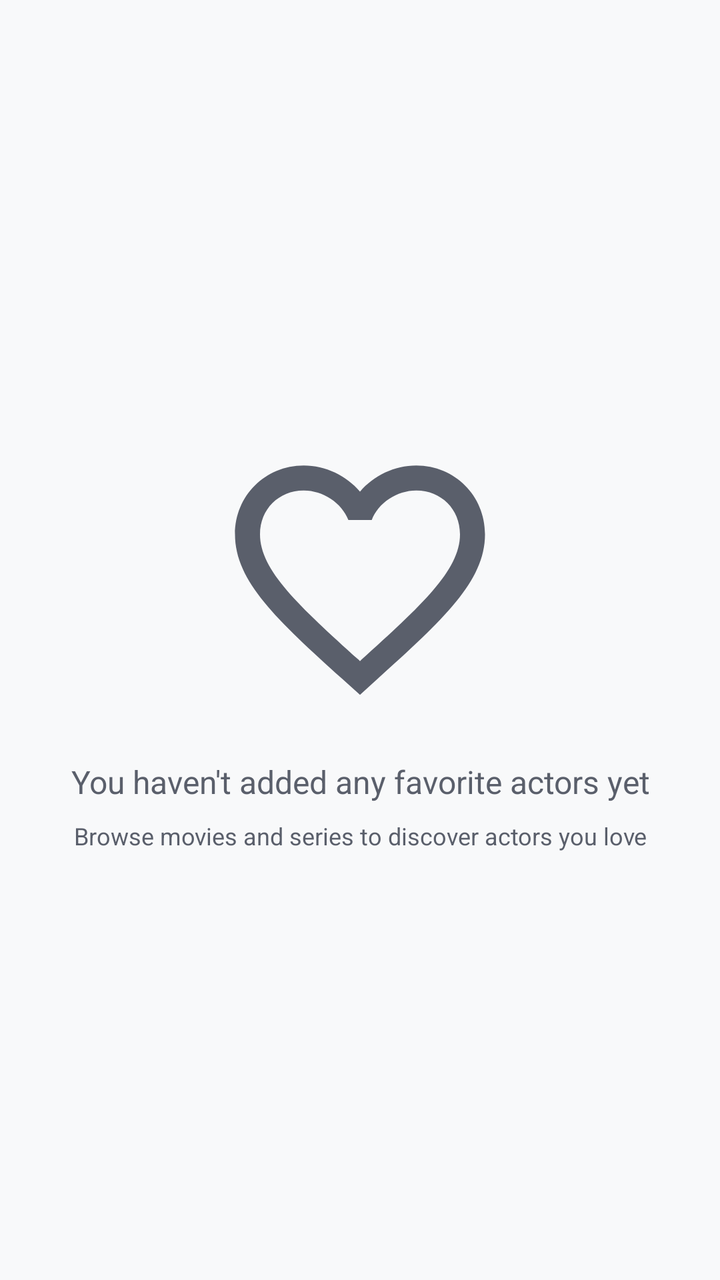
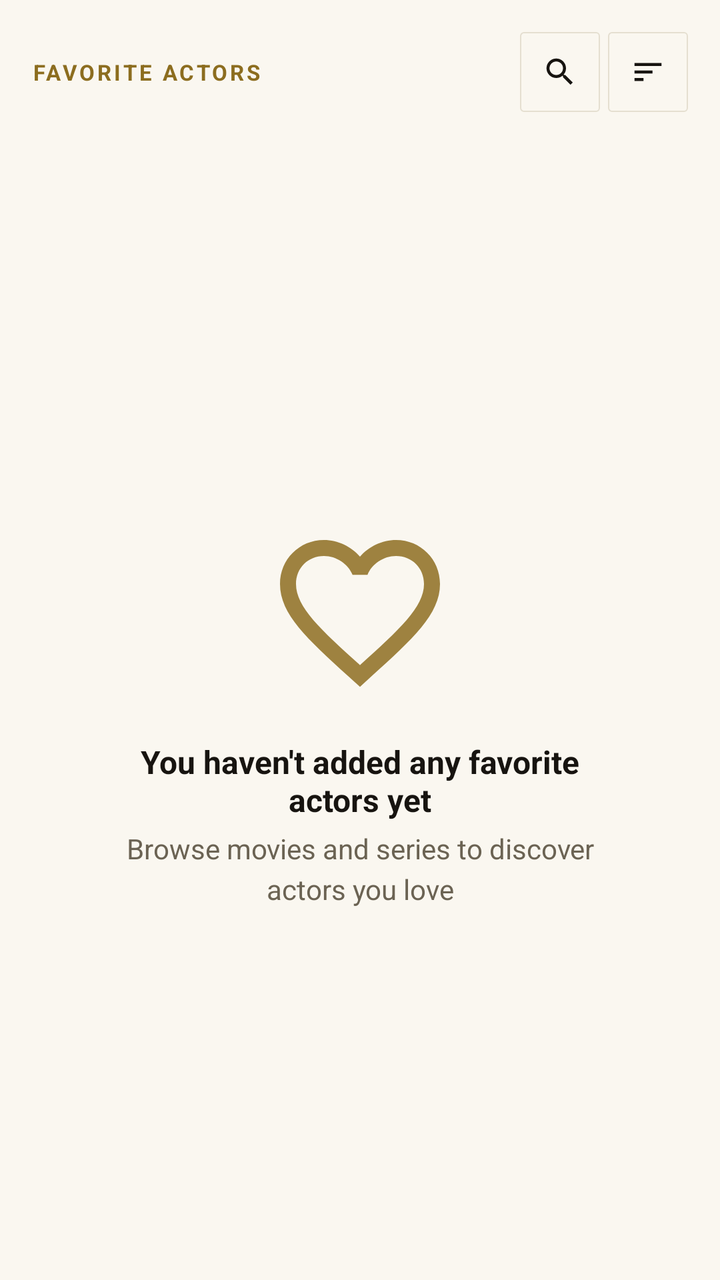

Screens rendered from an Android XML layout before and after an edit, with the pre-edit source and the edit as a unified diff.
<!-- AndroidManifest.xml: application theme Theme.CineXplora -->
<!-- res/layout/fragment_favorite_actors.xml -->
<?xml version="1.0" encoding="utf-8"?>
<LinearLayout xmlns:android="http://schemas.android.com/apk/res/android"
    xmlns:app="http://schemas.android.com/apk/res-auto"
    android:layout_width="match_parent"
    android:layout_height="match_parent"
    android:orientation="vertical"
    android:background="?android:attr/windowBackground"
    android:padding="16dp">

    <androidx.recyclerview.widget.RecyclerView
        android:id="@+id/rvFavoriteActors"
        android:layout_width="match_parent"
        android:layout_height="0dp"
        android:layout_weight="1"
        android:visibility="gone" />

    <LinearLayout
        android:id="@+id/layoutEmpty"
        android:layout_width="match_parent"
        android:layout_height="0dp"
        android:layout_weight="1"
        android:orientation="vertical"
        android:gravity="center"
        android:visibility="visible">

        <ImageView
            android:layout_width="150dp"
            android:layout_height="150dp"
            android:src="@drawable/ic_favorite_border"
            app:tint="?android:attr/textColorSecondary" />

        <TextView
            android:layout_width="wrap_content"
            android:layout_height="wrap_content"
            android:layout_marginTop="16dp"
            android:gravity="center"
            android:text="@string/msg_no_favorite_actors"
            android:textSize="16sp"
            android:textColor="?android:attr/textColorSecondary" />

        <TextView
            android:layout_width="wrap_content"
            android:layout_height="wrap_content"
            android:layout_marginTop="8dp"
            android:gravity="center"
            android:text="@string/msg_add_favorite_actors_hint"
            android:textSize="12sp"
            android:textColor="?android:attr/textColorSecondary" />
    </LinearLayout>
</LinearLayout>
<!-- resources referenced by this layout -->
<resources>
  <style name="Base.Theme.CineXplora" parent="Theme.Material3.DayNight.NoActionBar">
  
          <item name="colorPrimary">@color/light_accent_primary</item>
          <item name="colorPrimaryVariant">@color/light_accent_primary_variant</item>
          <item name="colorOnPrimary">@color/light_on_accent</item>
          <item name="colorSecondary">@color/light_accent_secondary</item>
          <item name="colorOnSecondary">@color/light_on_accent</item>
  
  
          <item name="android:windowBackground">@color/light_background</item>
          <item name="colorSurface">@color/light_surface</item>
          <item name="colorSurfaceVariant">@color/light_surface_elevated</item>
          <item name="colorOnSurface">@color/light_text_primary</item>
          <item name="colorOnSurfaceVariant">@color/light_text_secondary</item>
  
          <item name="android:textColorPrimary">@color/light_text_primary</item>
          <item name="android:textColorSecondary">@color/light_text_secondary</item>
          <item name="android:textColorHint">@color/light_text_disabled</item>
  
          <item name="colorControlNormal">@color/light_text_secondary</item>
          <item name="colorControlActivated">@color/light_accent_primary</item>
          <item name="colorError">@color/light_error</item>
  
          <item name="android:statusBarColor">@color/light_background</item>
          <item name="android:windowLightStatusBar">true</item>
  
          <item name="android:listDivider">@color/light_divider</item>
  
          <item name="accentGlow">@color/light_accent_glow</item>
          <item name="badgeMovie">@color/light_badge_movie</item>
          <item name="badgeSerie">@color/light_badge_serie</item>
          <item name="errorSurface">@color/light_error_surface</item>
          <item name="successColor">@color/light_success</item>
          <item name="successSurface">@color/light_success_surface</item>
          <item name="surfaceElevated">@color/light_surface_elevated</item>
  
          <item name="textInputStyle">@style/CineXplora.TextInputLayout</item>
          <item name="materialButtonStyle">@style/CineXplora.Button</item>
          <item name="materialCardViewStyle">@style/CineXplora.Card</item>
          <item name="alertDialogTheme">@style/CineXplora.AlertDialog</item>
      </style>
  <color name="light_accent_primary">#6C5CE7</color>
  <color name="light_accent_primary_variant">#5A4BD1</color>
  <color name="light_accent_secondary">#00D2D3</color>
  <color name="light_background">#F8F9FA</color>
  <color name="light_surface_elevated">#F0F1F3</color>
  <color name="light_text_primary">#0D0F13</color>
  <color name="light_text_secondary">#5A5F6B</color>
  <color name="light_text_disabled">#A0A4AD</color>
  <color name="light_error">#E74C3C</color>
  <color name="light_divider">#E2E4E9</color>
  <color name="light_accent_glow">#1A6C5CE7</color>
  <color name="light_badge_movie">#6C5CE7</color>
  <color name="light_badge_serie">#00D2D3</color>
  <color name="light_error_surface">#FDECEC</color>
  <color name="light_success">#27AE60</color>
  <color name="light_success_surface">#E8F8EF</color>
  <style name="CineXplora.TextInputLayout" parent="Widget.Material3.TextInputLayout.OutlinedBox">
          <item name="boxCornerRadiusTopStart">@dimen/radius_sm</item>
          <item name="boxCornerRadiusTopEnd">@dimen/radius_sm</item>
          <item name="boxCornerRadiusBottomStart">@dimen/radius_sm</item>
          <item name="boxCornerRadiusBottomEnd">@dimen/radius_sm</item>
          <item name="boxStrokeColor">?android:attr/listDivider</item>
          <item name="boxStrokeWidthFocused">2dp</item>
          <item name="hintTextColor">?attr/colorPrimary</item>
      </style>
  <style name="CineXplora.Button" parent="Widget.Material3.Button">
          <item name="cornerRadius">@dimen/radius_sm</item>
          <item name="android:minHeight">@dimen/button_height</item>
          <item name="backgroundTint">?attr/colorPrimary</item>
          <item name="android:textColor">?attr/colorOnPrimary</item>
          <item name="android:textSize">14sp</item>
          <item name="android:textStyle">bold</item>
          <item name="android:letterSpacing">0.02</item>
          <item name="android:textAllCaps">false</item>
      </style>
  <style name="CineXplora.Card" parent="Widget.Material3.CardView.Filled">
          <item name="cardCornerRadius">@dimen/radius_sm</item>
          <item name="cardElevation">0dp</item>
          <item name="strokeWidth">@dimen/card_border_width</item>
          <item name="strokeColor">?android:attr/listDivider</item>
          <item name="cardBackgroundColor">?attr/colorSurface</item>
      </style>
  <style name="CineXplora.AlertDialog" parent="ThemeOverlay.Material3.MaterialAlertDialog">
          <item name="android:background">@drawable/bg_dialog</item>
          <item name="android:windowMinWidthMajor">80%</item>
          <item name="android:windowMinWidthMinor">90%</item>
          <item name="buttonBarPositiveButtonStyle">@style/CineXplora.AlertDialog.Button</item>
          <item name="buttonBarNegativeButtonStyle">@style/CineXplora.AlertDialog.Button.Negative</item>
      </style>
  <dimen name="radius_sm">4dp</dimen>
  <dimen name="card_border_width">1dp</dimen>
  <!-- drawable bg_dialog (drawable) -->
  <?xml version="1.0" encoding="utf-8"?>
  <shape xmlns:android="http://schemas.android.com/apk/res/android">
      <solid android:color="?attr/colorSurface" />
      <corners android:radius="@dimen/radius_lg" />
  </shape>
  <style name="CineXplora.AlertDialog.Button" parent="Widget.Material3.Button.TextButton">
          <item name="android:textColor">?attr/colorPrimary</item>
          <item name="android:textStyle">bold</item>
          <item name="android:textAllCaps">false</item>
      </style>
  <style name="CineXplora.AlertDialog.Button.Negative" parent="Widget.Material3.Button.TextButton">
          <item name="android:textColor">?android:attr/textColorSecondary</item>
          <item name="android:textAllCaps">false</item>
      </style>
  <dimen name="radius_lg">4dp</dimen>
  <!-- unchanged entries left out for length: 7 -->
</resources>

<!-- the commit's change to res/layout/fragment_favorite_actors.xml (unified diff, before → after) -->
@@ -5,13 +5,88 @@
     android:layout_height="match_parent"
     android:orientation="vertical"
     android:background="?android:attr/windowBackground"
-    android:padding="16dp">
+    android:paddingHorizontal="@dimen/space_lg">
+
+    
+    <LinearLayout
+        android:id="@+id/headerActors"
+        android:layout_width="match_parent"
+        android:layout_height="wrap_content"
+        android:orientation="vertical"
+        android:paddingTop="@dimen/space_lg"
+        android:paddingBottom="@dimen/space_sm">
+
+        
+        <LinearLayout
+            android:layout_width="match_parent"
+            android:layout_height="wrap_content"
+            android:orientation="horizontal"
+            android:gravity="center_vertical"
+            android:layout_marginBottom="@dimen/space_sm">
+
+            <TextView
+                android:id="@+id/tvActorCount"
+                style="@style/CineXplora.Text.Overline"
+                android:layout_width="0dp"
+                android:layout_height="wrap_content"
+                android:layout_weight="1"
+                android:text="@string/nav_favorite_actors" />
+
+            <com.google.android.material.button.MaterialButton
+                android:id="@+id/btnSearchActors"
+                style="@style/CineXplora.Button.Icon"
+                android:layout_width="40dp"
+                android:layout_height="40dp"
+                android:layout_marginEnd="@dimen/space_xs"
+                android:text=""
+                app:icon="@drawable/ic_search"
+                app:iconSize="18dp"
+                app:iconGravity="textStart"
+                android:contentDescription="@string/hint_search_actors" />
+
+            <com.google.android.material.button.MaterialButton
+                android:id="@+id/btnSortActors"
+                style="@style/CineXplora.Button.Icon"
+                android:layout_width="40dp"
+                android:layout_height="40dp"
+                android:text=""
+                app:icon="@drawable/ic_sort"
+                app:iconSize="18dp"
+                app:iconGravity="textStart"
+                android:contentDescription="@string/btn_sort" />
+
+        </LinearLayout>
+
+        
+        <com.google.android.material.textfield.TextInputLayout
+            android:id="@+id/tilSearchActors"
+            style="@style/CineXplora.TextInputLayout"
+            android:layout_width="match_parent"
+            android:layout_height="wrap_content"
+            android:visibility="gone"
+            android:hint="@string/hint_search_actors"
+            app:startIconDrawable="@drawable/ic_search"
+            app:startIconTint="?android:attr/textColorSecondary">
+
+            <com.google.android.material.textfield.TextInputEditText
+                android:id="@+id/etSearchActors"
+                android:layout_width="match_parent"
+                android:layout_height="48dp"
+                android:inputType="text"
+                android:maxLines="1"
+                android:textColor="?android:attr/textColorPrimary" />
+
+        </com.google.android.material.textfield.TextInputLayout>
+
+    </LinearLayout>
 
     <androidx.recyclerview.widget.RecyclerView
         android:id="@+id/rvFavoriteActors"
         android:layout_width="match_parent"
         android:layout_height="0dp"
         android:layout_weight="1"
+        android:paddingBottom="20dp"
+        android:clipToPadding="false"
         android:visibility="gone" />
 
     <LinearLayout
@@ -21,30 +96,32 @@
         android:layout_weight="1"
         android:orientation="vertical"
         android:gravity="center"
+        android:paddingHorizontal="@dimen/space_2xl"
         android:visibility="visible">
 
         <ImageView
-            android:layout_width="150dp"
-            android:layout_height="150dp"
+            android:layout_width="96dp"
+            android:layout_height="96dp"
             android:src="@drawable/ic_favorite_border"
-            app:tint="?android:attr/textColorSecondary" />
+            android:alpha="0.85"
+            app:tint="?attr/colorPrimary" />
 
         <TextView
+            style="@style/CineXplora.Text.TitleMedium"
             android:layout_width="wrap_content"
             android:layout_height="wrap_content"
-            android:layout_marginTop="16dp"
+            android:layout_marginTop="@dimen/space_lg"
             android:gravity="center"
-            android:text="@string/msg_no_favorite_actors"
-            android:textSize="16sp"
-            android:textColor="?android:attr/textColorSecondary" />
+            android:text="@string/msg_no_favorite_actors" />
 
         <TextView
+            style="@style/CineXplora.Text.BodyMedium"
             android:layout_width="wrap_content"
             android:layout_height="wrap_content"
-            android:layout_marginTop="8dp"
+            android:layout_marginTop="@dimen/space_xs"
             android:gravity="center"
             android:text="@string/msg_add_favorite_actors_hint"
-            android:textSize="12sp"
             android:textColor="?android:attr/textColorSecondary" />
     </LinearLayout>
+
 </LinearLayout>
<!-- resource entries referenced after the edit -->
@@ -1,5 +1,59 @@
 <!-- resources referenced by this layout -->
 <resources>
+  <dimen name="space_2xl">32dp</dimen>
+  <dimen name="space_lg">16dp</dimen>
+  <dimen name="space_sm">8dp</dimen>
+  <dimen name="space_xs">4dp</dimen>
+  <!-- drawable ic_search (drawable) -->
+  <?xml version="1.0" encoding="utf-8"?>
+  <vector xmlns:android="http://schemas.android.com/apk/res/android" android:width="24dp" android:height="24dp" android:viewportWidth="24.0" android:viewportHeight="24.0">
+      <path android:fillColor="@android:color/black" android:pathData="M15.5,14h-0.79l-0.28,-0.27C15.41,12.59 16,11.11 16,9.5 16,5.91 13.09,3 9.5,3S3,5.91 3,9.5 5.91,16 9.5,16c1.61,0 3.09,-0.59 4.23,-1.57l0.27,0.28v0.79l5,4.99L20.49,19l-4.99,-5zM9.5,14C7.01,14 5,11.99 5,9.5S7.01,5 9.5,5 14,7.01 14,9.5 11.99,14 9.5,14z"/>
+  </vector>
+  <!-- drawable ic_sort (drawable) -->
+  <?xml version="1.0" encoding="utf-8"?>
+  <vector xmlns:android="http://schemas.android.com/apk/res/android"
+      android:width="24dp"
+      android:height="24dp"
+      android:viewportWidth="24"
+      android:viewportHeight="24">
+      <path
+          android:fillColor="#FF000000"
+          android:pathData="M3,18h6v-2H3v2zM3,6v2h18V6H3zM3,13h12v-2H3v2z"/>
+  </vector>
+  <string name="btn_sort">Sort</string>
+  <string name="hint_search_actors">Search actors…</string>
+  <string name="nav_favorite_actors">Favorite Actors</string>
+  <style name="CineXplora.Button.Icon" parent="Widget.Material3.Button.OutlinedButton">
+          <item name="android:minWidth">0dp</item>
+          <item name="android:minHeight">48dp</item>
+          <item name="android:paddingStart">12dp</item>
+          <item name="android:paddingEnd">12dp</item>
+          <item name="android:insetTop">0dp</item>
+          <item name="android:insetBottom">0dp</item>
+          <item name="cornerRadius">@dimen/radius_sm</item>
+          <item name="strokeColor">?android:attr/listDivider</item>
+          <item name="strokeWidth">@dimen/border_hairline</item>
+          <item name="iconPadding">0dp</item>
+          <item name="iconGravity">textStart</item>
+          <item name="iconTint">?android:attr/textColorPrimary</item>
+      </style>
+  <style name="CineXplora.Text.BodyMedium">
+          <item name="android:textSize">14sp</item>
+          <item name="android:textColor">?android:attr/textColorSecondary</item>
+          <item name="android:lineSpacingExtra">4dp</item>
+      </style>
+  <style name="CineXplora.Text.Overline">
+          <item name="android:textSize">11sp</item>
+          <item name="android:textStyle">bold</item>
+          <item name="android:textColor">?attr/colorPrimary</item>
+          <item name="android:letterSpacing">0.12</item>
+          <item name="android:textAllCaps">true</item>
+      </style>
+  <style name="CineXplora.Text.TitleMedium">
+          <item name="android:textSize">16sp</item>
+          <item name="android:textStyle">bold</item>
+          <item name="android:textColor">?android:attr/textColorPrimary</item>
+      </style>
   <style name="Base.Theme.CineXplora" parent="Theme.Material3.DayNight.NoActionBar">
   
           <item name="colorPrimary">@color/light_accent_primary</item>
@@ -8,7 +62,6 @@
           <item name="colorSecondary">@color/light_accent_secondary</item>
           <item name="colorOnSecondary">@color/light_on_accent</item>
   
-  
           <item name="android:windowBackground">@color/light_background</item>
           <item name="colorSurface">@color/light_surface</item>
           <item name="colorSurfaceVariant">@color/light_surface_elevated</item>
@@ -21,10 +74,14 @@
   
           <item name="colorControlNormal">@color/light_text_secondary</item>
           <item name="colorControlActivated">@color/light_accent_primary</item>
+          
+          <item name="colorControlHighlight">#1A8C6D1F</item>
           <item name="colorError">@color/light_error</item>
   
           <item name="android:statusBarColor">@color/light_background</item>
           <item name="android:windowLightStatusBar">true</item>
+          <item name="android:navigationBarColor">@color/light_background</item>
+          <item name="android:windowLightNavigationBar" tools:targetApi="o_mr1">true</item>
   
           <item name="android:listDivider">@color/light_divider</item>
   
@@ -40,74 +97,125 @@
           <item name="materialButtonStyle">@style/CineXplora.Button</item>
           <item name="materialCardViewStyle">@style/CineXplora.Card</item>
           <item name="alertDialogTheme">@style/CineXplora.AlertDialog</item>
-      </style>
-  <color name="light_accent_primary">#6C5CE7</color>
-  <color name="light_accent_primary_variant">#5A4BD1</color>
-  <color name="light_accent_secondary">#00D2D3</color>
-  <color name="light_background">#F8F9FA</color>
-  <color name="light_surface_elevated">#F0F1F3</color>
-  <color name="light_text_primary">#0D0F13</color>
-  <color name="light_text_secondary">#5A5F6B</color>
-  <color name="light_text_disabled">#A0A4AD</color>
-  <color name="light_error">#E74C3C</color>
-  <color name="light_divider">#E2E4E9</color>
-  <color name="light_accent_glow">#1A6C5CE7</color>
-  <color name="light_badge_movie">#6C5CE7</color>
-  <color name="light_badge_serie">#00D2D3</color>
-  <color name="light_error_surface">#FDECEC</color>
-  <color name="light_success">#27AE60</color>
-  <color name="light_success_surface">#E8F8EF</color>
+          <item name="materialAlertDialogTheme">@style/CineXplora.AlertDialog</item>
+      </style>
+  <color name="light_accent_primary">#8C6D1F</color>
+  <color name="light_accent_primary_variant">#6E5618</color>
+  <color name="light_accent_secondary">#B8962E</color>
+  <color name="light_background">#FAF7F0</color>
+  <color name="light_surface_elevated">#F1ECE0</color>
+  <color name="light_text_primary">#171410</color>
+  <color name="light_text_secondary">#6B6353</color>
+  <color name="light_text_disabled">#B3AB99</color>
+  <color name="light_error">#B3362E</color>
+  <color name="light_divider">#E5DFD0</color>
+  <color name="light_accent_glow">#1A8C6D1F</color>
+  <color name="light_badge_movie">#8C6D1F</color>
+  <color name="light_badge_serie">#6E5694</color>
+  <color name="light_error_surface">#F9E9E7</color>
+  <color name="light_success">#4F7A3D</color>
+  <color name="light_success_surface">#EBF2E5</color>
   <style name="CineXplora.TextInputLayout" parent="Widget.Material3.TextInputLayout.OutlinedBox">
           <item name="boxCornerRadiusTopStart">@dimen/radius_sm</item>
           <item name="boxCornerRadiusTopEnd">@dimen/radius_sm</item>
           <item name="boxCornerRadiusBottomStart">@dimen/radius_sm</item>
           <item name="boxCornerRadiusBottomEnd">@dimen/radius_sm</item>
           <item name="boxStrokeColor">?android:attr/listDivider</item>
-          <item name="boxStrokeWidthFocused">2dp</item>
+          <item name="boxStrokeWidthFocused">1.5dp</item>
           <item name="hintTextColor">?attr/colorPrimary</item>
+          <item name="boxBackgroundColor">?attr/surfaceElevated</item>
       </style>
   <style name="CineXplora.Button" parent="Widget.Material3.Button">
           <item name="cornerRadius">@dimen/radius_sm</item>
           <item name="android:minHeight">@dimen/button_height</item>
-          <item name="backgroundTint">?attr/colorPrimary</item>
-          <item name="android:textColor">?attr/colorOnPrimary</item>
+          <item name="backgroundTint">@null</item>
+          <item name="android:background">@drawable/bg_button_gold</item>
+          <item name="android:textColor">@color/dark_on_accent</item>
           <item name="android:textSize">14sp</item>
           <item name="android:textStyle">bold</item>
-          <item name="android:letterSpacing">0.02</item>
-          <item name="android:textAllCaps">false</item>
+          <item name="android:letterSpacing">0.06</item>
+          <item name="android:textAllCaps">false</item>
+          <item name="iconTint">@color/dark_on_accent</item>
       </style>
   <style name="CineXplora.Card" parent="Widget.Material3.CardView.Filled">
-          <item name="cardCornerRadius">@dimen/radius_sm</item>
+          <item name="cardCornerRadius">@dimen/radius_md</item>
           <item name="cardElevation">0dp</item>
           <item name="strokeWidth">@dimen/card_border_width</item>
           <item name="strokeColor">?android:attr/listDivider</item>
           <item name="cardBackgroundColor">?attr/colorSurface</item>
       </style>
   <style name="CineXplora.AlertDialog" parent="ThemeOverlay.Material3.MaterialAlertDialog">
-          <item name="android:background">@drawable/bg_dialog</item>
           <item name="android:windowMinWidthMajor">80%</item>
           <item name="android:windowMinWidthMinor">90%</item>
-          <item name="buttonBarPositiveButtonStyle">@style/CineXplora.AlertDialog.Button</item>
+          
+          <item name="shapeAppearanceMediumComponent">@style/ShapeAppearance.CineXplora.Dialog</item>
+          
+          <item name="buttonBarPositiveButtonStyle">@style/CineXplora.AlertDialog.Button.Positive</item>
           <item name="buttonBarNegativeButtonStyle">@style/CineXplora.AlertDialog.Button.Negative</item>
-      </style>
-  <dimen name="radius_sm">4dp</dimen>
-  <dimen name="card_border_width">1dp</dimen>
-  <!-- drawable bg_dialog (drawable) -->
+          <item name="buttonBarNeutralButtonStyle">@style/CineXplora.AlertDialog.Button.Neutral</item>
+      </style>
+  <!-- drawable bg_button_gold (drawable) -->
   <?xml version="1.0" encoding="utf-8"?>
-  <shape xmlns:android="http://schemas.android.com/apk/res/android">
-      <solid android:color="?attr/colorSurface" />
-      <corners android:radius="@dimen/radius_lg" />
-  </shape>
-  <style name="CineXplora.AlertDialog.Button" parent="Widget.Material3.Button.TextButton">
+  <selector xmlns:android="http://schemas.android.com/apk/res/android">
+      
+      <item android:state_enabled="false">
+          <shape android:shape="rectangle">
+              <solid android:color="?attr/surfaceElevated" />
+              <corners android:radius="@dimen/radius_sm" />
+          </shape>
+      </item>
+      
+      <item android:state_pressed="true">
+          <shape android:shape="rectangle">
+              <gradient
+                  android:angle="135"
+                  android:startColor="#D4A830"
+                  android:centerColor="#B8962E"
+                  android:endColor="#7A5D18"
+                  android:type="linear" />
+              <corners android:radius="@dimen/radius_sm" />
+          </shape>
+      </item>
+      
+      <item>
+          <shape android:shape="rectangle">
+              <gradient
+                  android:angle="135"
+                  android:startColor="@color/gold_gradient_start"
+                  android:centerColor="@color/gold_gradient_mid"
+                  android:endColor="@color/gold_gradient_end"
+                  android:type="linear" />
+              <corners android:radius="@dimen/radius_sm" />
+          </shape>
+      </item>
+  </selector>
+  <color name="dark_on_accent">#0B0A08</color>
+  <dimen name="radius_md">4dp</dimen>
+  <dimen name="radius_sm">2dp</dimen>
+  <dimen name="border_hairline">0.75dp</dimen>
+  <dimen name="card_border_width">0.75dp</dimen>
+  <style name="ShapeAppearance.CineXplora.Dialog" parent="ShapeAppearance.Material3.MediumComponent">
+          <item name="cornerFamily">rounded</item>
+          <item name="cornerSize">@dimen/radius_md</item>
+      </style>
+  <style name="CineXplora.AlertDialog.Button.Positive" parent="Widget.Material3.Button.TextButton.Dialog">
           <item name="android:textColor">?attr/colorPrimary</item>
           <item name="android:textStyle">bold</item>
-          <item name="android:textAllCaps">false</item>
-      </style>
-  <style name="CineXplora.AlertDialog.Button.Negative" parent="Widget.Material3.Button.TextButton">
+          <item name="android:letterSpacing">0.04</item>
+          <item name="android:textAllCaps">false</item>
+          <item name="rippleColor">?attr/accentGlow</item>
+      </style>
+  <style name="CineXplora.AlertDialog.Button.Negative" parent="Widget.Material3.Button.TextButton.Dialog">
           <item name="android:textColor">?android:attr/textColorSecondary</item>
           <item name="android:textAllCaps">false</item>
       </style>
-  <dimen name="radius_lg">4dp</dimen>
+  <style name="CineXplora.AlertDialog.Button.Neutral" parent="Widget.Material3.Button.TextButton.Dialog">
+          <item name="android:textColor">?attr/colorPrimary</item>
+          <item name="android:textAllCaps">false</item>
+      </style>
+  <color name="gold_gradient_start">#F5D67B</color>
+  <color name="gold_gradient_mid">#D4AF37</color>
+  <color name="gold_gradient_end">#9A7520</color>
   <!-- unchanged entries left out for length: 7 -->
 </resources>
 
